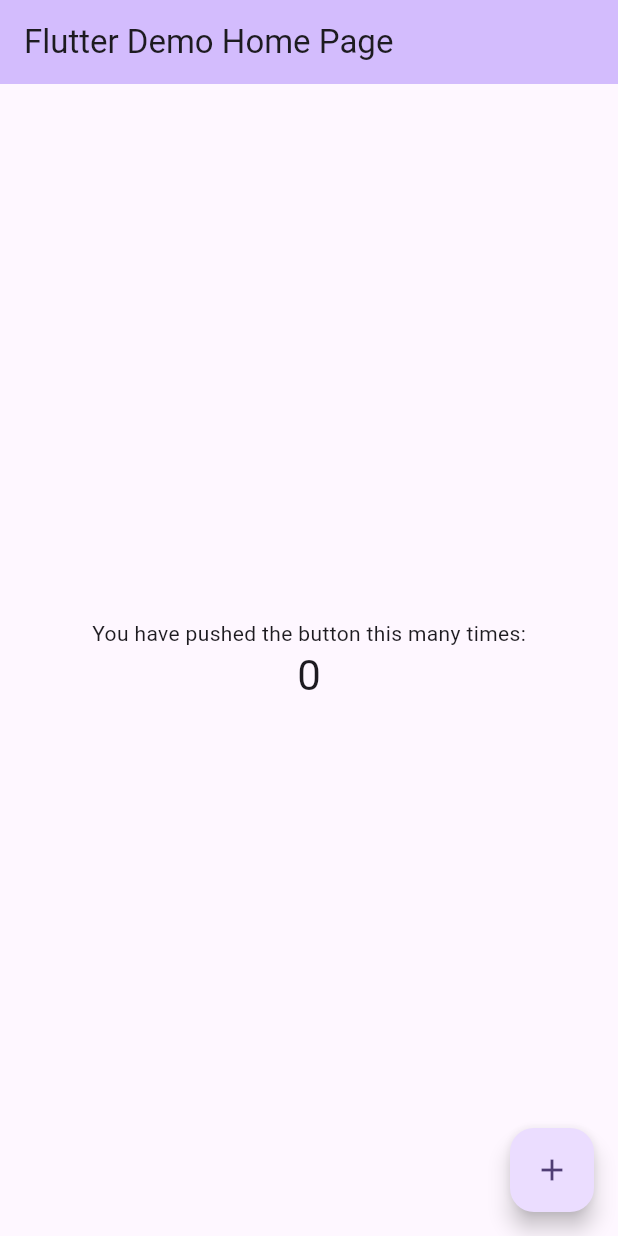
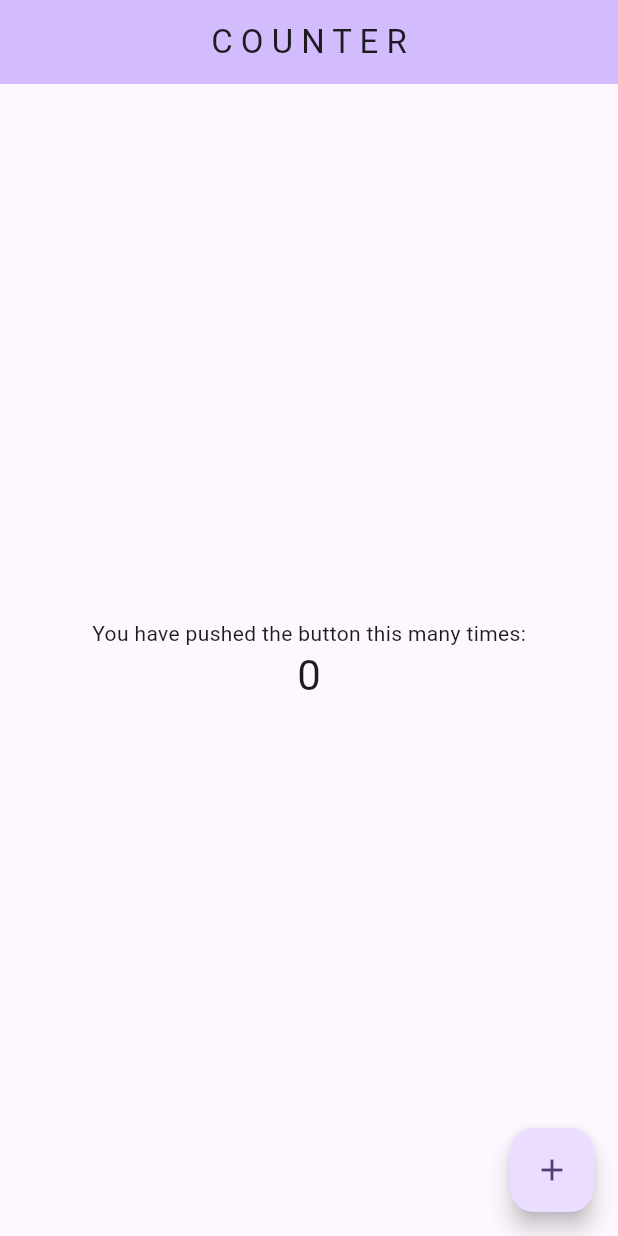
Before and after one commit to SAIKUMAR3107/counter_app, a Flutter app: the screen it shows after launch, on a phone screen of 412 x 824 dp. Run offline on Flutter 3.47's test engine with Material 2 defaults, Android fonts, the phone set to English and light mode, and no system bars.

Commit message:
App title is updated

```diff
--- a/lib/main.dart
+++ b/lib/main.dart
@@ -15,7 +15,7 @@ class MyApp extends StatelessWidget {
         useMaterial3: true,
       ),
       debugShowCheckedModeBanner: false,
-      home: const MyHomePage(title: 'Flutter Demo Home Page'),
+      home: const MyHomePage(title: ' C O U N T E R '),
     );
   }
 }
@@ -41,6 +41,7 @@ class _MyHomePageState extends State<MyHomePage> {
   Widget build(BuildContext context) {
     return Scaffold(
       appBar: AppBar(
+        centerTitle: true,
         backgroundColor: Theme.of(context).colorScheme.inversePrimary,
         title: Text(widget.title),
       ),
```
